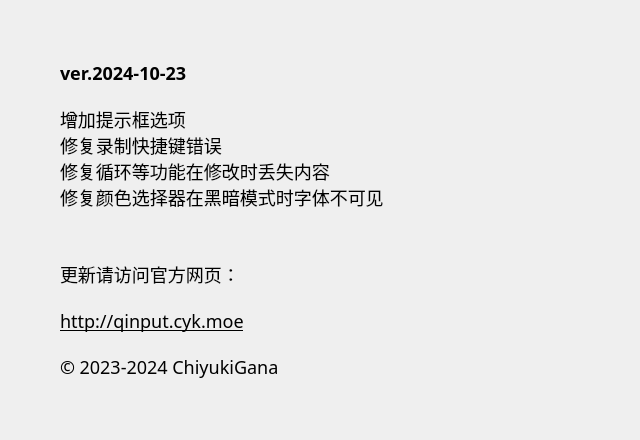
ChiyukiGana/Quickinput, file source/ui/AboutUi.ui: the form before one commit.
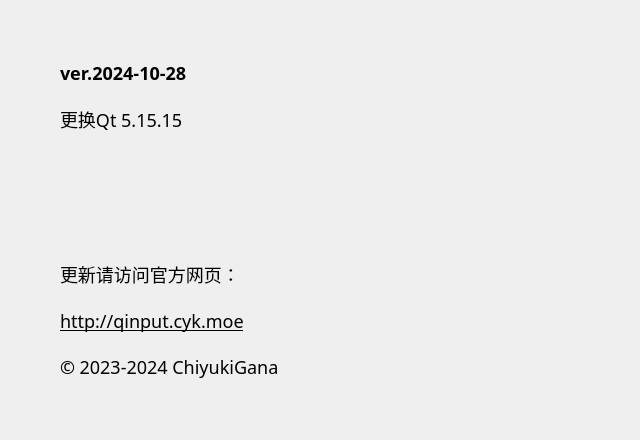
The form after the commit.

Patch:
```diff
--- a/source/ui/AboutUi.ui
+++ b/source/ui/AboutUi.ui
@@ -88,7 +88,7 @@
          <string notr="true"/>
         </property>
         <property name="text">
-         <string>ver.2024-10-23</string>
+         <string>ver.2024-10-28</string>
         </property>
         <property name="textFormat">
          <enum>Qt::PlainText</enum>
@@ -104,10 +104,7 @@
          </sizepolicy>
         </property>
         <property name="text">
-         <string>增加提示框选项
-修复录制快捷键错误
-修复循环等功能在修改时丢失内容
-修复颜色选择器在黑暗模式时字体不可见</string>
+         <string>更换Qt 5.15.15</string>
         </property>
         <property name="textFormat">
          <enum>Qt::PlainText</enum>
```
